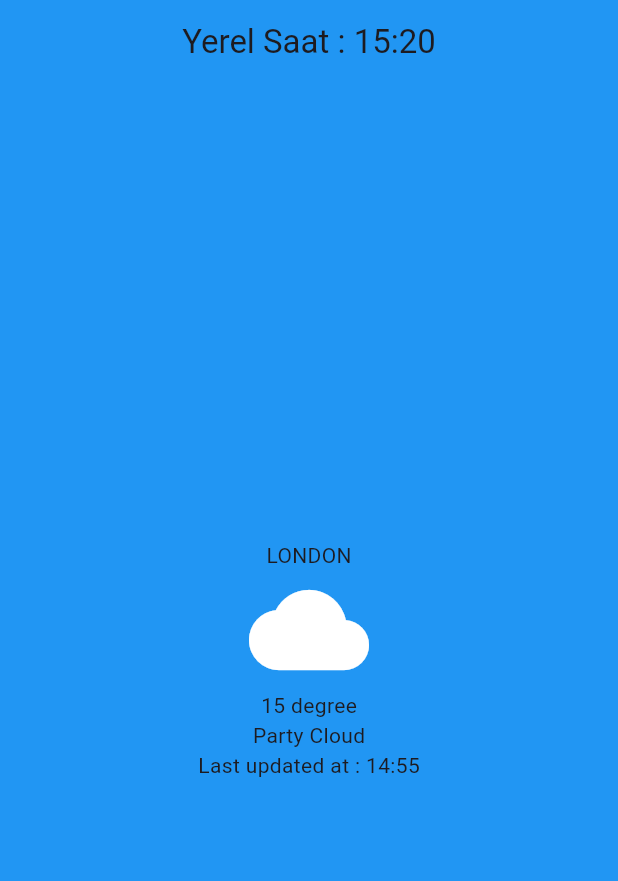
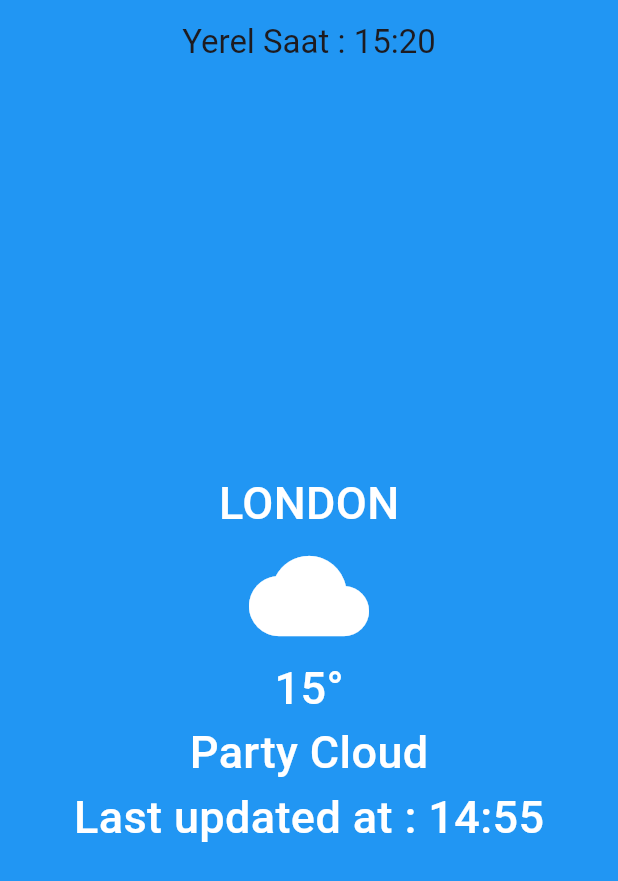
Before and after one commit to emircancavusoglu/weather-bloc-and-isar-, a Flutter app: the screen it shows after launch, on a phone screen of 412 x 824 dp. Shown: the top 881 px of the screen. Run offline on Flutter 3.47's test engine with Material 3 defaults, Android fonts, the light colour scheme and no system bars; our stand-ins replace dio, equatable, flutter_bloc, isar, lottie; missing offline and left inert: dart:js_interop; accounts and stored records are empty; generated files the repository leaves out were written again; network calls fail.

Commit message:
text style added

```diff
--- /dev/null
+++ b/lib/style/text_style.dart
@@ -0,0 +1,13 @@
+import 'dart:ui';
+
+import 'package:flutter/cupertino.dart';
+import 'package:flutter/material.dart';
+
+class WeatherTextStyle{
+  static const textStyle = TextStyle(
+      color: Colors.white,
+      fontWeight: FontWeight.w500,
+    fontSize: 30
+
+  );
+}
--- a/lib/view/my_home_page_view.dart
+++ b/lib/view/my_home_page_view.dart
@@ -2,6 +2,7 @@ import 'package:flutter/cupertino.dart';
 import 'package:flutter/material.dart';
 import 'package:dio/dio.dart';
 import 'package:flutter/widgets.dart';
+import 'package:isar_deneme/style/text_style.dart';
 
 import '../service/model/WeatherModel.dart';
 import '../service/weather_api.dart';
@@ -48,13 +49,13 @@ class _MyHomePageState extends State<MyHomePage> {
       body: const Column(
         mainAxisAlignment: MainAxisAlignment.center,
         children: [
-          Text("LONDON"),
+          Text("LONDON", style: WeatherTextStyle.textStyle,),
           Center(
               child: Icon(Icons.cloud, color: Colors.white,size: 80,),
           ),
-          Text("15 degree"),
-          Text("Party Cloud"),
-          Text("Last updated at : 14:55")
+          Text("15°", style: WeatherTextStyle.textStyle,),
+          Text("Party Cloud",style: WeatherTextStyle.textStyle,),
+          Text("Last updated at : 14:55", style: WeatherTextStyle.textStyle,)
         ],
       ),
     );
```
